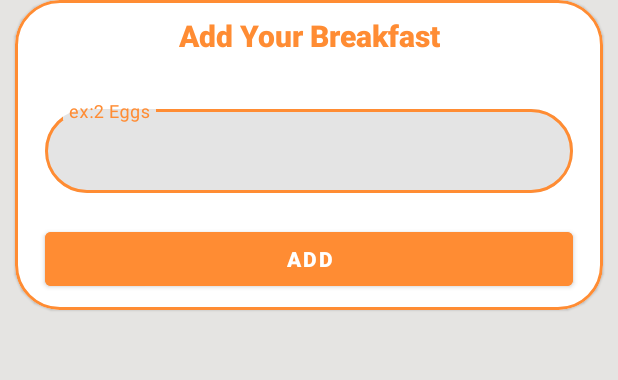
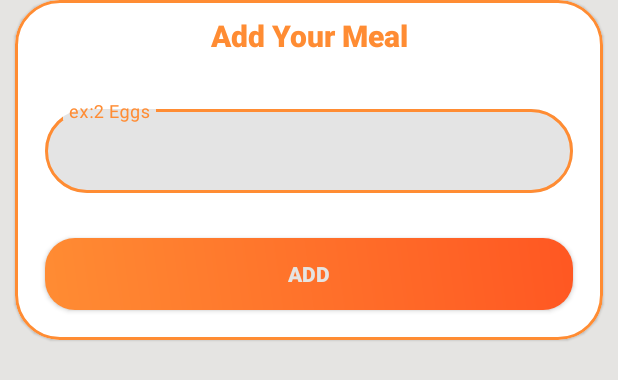
Before and after one commit to Sian1902/Go-Healthy, an Android app built with Jetpack Compose: the layout fragment_api_call_pop_up.xml on its own in the app's theme, with its tools: preview values and no code run, on a phone screen of 412 x 824 dp. Shown: the top 380 px of the screen. Run offline under Robolectric (Android 15) with nearby library versions, the phone set to English and light mode, and no system bars.

Commit message:
-changed cards to add gradient -profile page is done -bmi logic done

```diff
--- a/app/src/main/java/com/example/gohealthy/view/HomePageFragment.kt
+++ b/app/src/main/java/com/example/gohealthy/view/HomePageFragment.kt
@@ -45,7 +45,7 @@ class HomePageFragment : Fragment() {
             binding.stepCount.text= "$it ${getString(R.string.Steps)}"
         }
         nutritionixVM.totalCal.observe(viewLifecycleOwner){
-            binding.toalcalories.text="${it.toInt()} Kcal "
+            binding.toalcalories.text="${it.toInt()}"+" ${getString(R.string.kcal)}"
             binding.caloriesCircularProgressBar.progress=it.toFloat()
         }
         binding.addMealBTN.setOnClickListener {
--- a/app/src/main/res/layout/fragment_api_call_pop_up.xml
+++ b/app/src/main/res/layout/fragment_api_call_pop_up.xml
@@ -23,7 +23,7 @@
             app:layout_constraintStart_toStartOf="parent"
             app:layout_constraintEnd_toEndOf="parent"
             app:layout_constraintTop_toTopOf="parent"
-            tools:text="@string/add_your_breakfast"
+            tools:text="@string/add_your_meal"
             android:gravity="center"
             android:fontFamily="sans-serif-black"
             android:textSize="20sp"
@@ -54,19 +54,21 @@
                 />
 
         </com.google.android.material.textfield.TextInputLayout>
-        <com.google.android.material.button.MaterialButton
+        <androidx.appcompat.widget.AppCompatButton
             android:id="@+id/save"
             android:layout_width="match_parent"
             android:layout_height="wrap_content"
             android:padding="5dp"
             android:text="@string/add"
+            android:textColor="@color/background"
             android:textStyle="bold"
             app:layout_constraintBottom_toBottomOf="parent"
             app:layout_constraintEnd_toEndOf="parent"
             app:layout_constraintStart_toStartOf="parent"
             app:layout_constraintTop_toBottomOf="@id/inputField"
-            android:layout_marginBottom="10dp"
-            android:backgroundTint="@color/exercise"
+            android:layout_marginTop="10dp"
+            android:layout_marginBottom="20dp"
+android:background="@drawable/container2"
             android:layout_marginHorizontal="20dp"
             />
 
--- a/app/src/main/res/layout/fragment_home_page.xml
+++ b/app/src/main/res/layout/fragment_home_page.xml
@@ -476,7 +476,7 @@
                     android:layout_width="wrap_content"
                     android:layout_height="wrap_content"
                     android:layout_gravity="center"
-                    android:text="KCAL"
+                    android:text="@string/kcal"
                     android:textStyle="bold"
                     android:fontFamily="@font/roboto_medium"
                     android:textColor="@color/background"
--- a/app/src/main/res/values/strings.xml
+++ b/app/src/main/res/values/strings.xml
@@ -6,7 +6,7 @@
     <string name="toast">Toast</string>
     <string name="add">Add</string>
     <string name="add_your_lunch">Add Your Lunch</string>
-    <string name="add_your_breakfast">Add Your Breakfast</string>
+    <string name="add_your_meal">Add Your Meal</string>
     <string name="add_your_dinner">Add Your Dinner</string>
     <string name="add_your_workout">Add Your Workout</string>
     <string-array name="Gender">
@@ -85,5 +85,7 @@
     <string name="overweight">Overweight</string>
     <string name="obese">Obese</string>
     <string name="edit_profile">Edit Profile</string>
+    <string name="add_your_breakfast">Add Your Meal</string>
+    <string name="kcal">Kcal</string>
 
 </resources>
```
Also changed, not shown: 1 other file.
